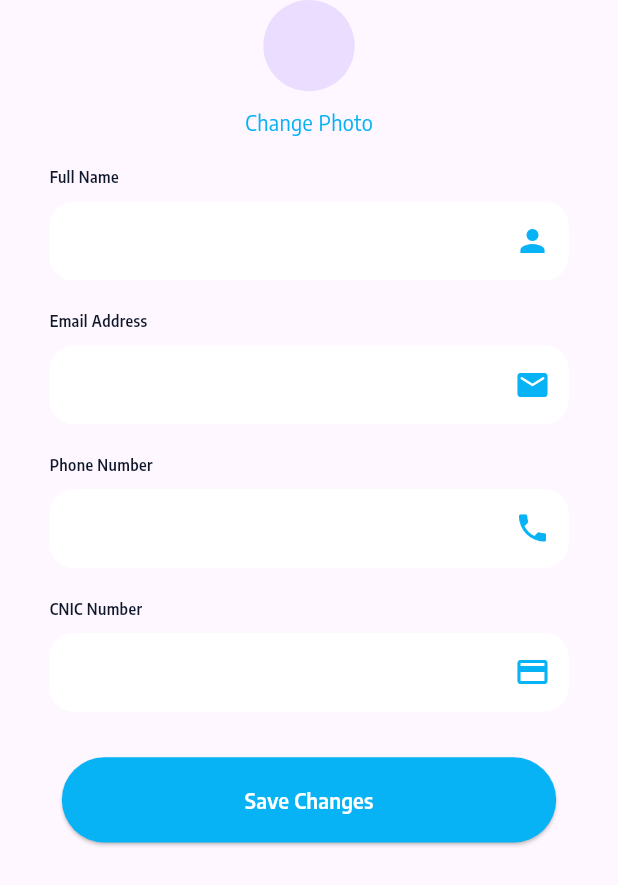
After one commit to mohsin180/ride-sharing, a Flutter app: the Editprofile screen opened directly, on a phone screen of 412 x 824 dp. The commit adds this screen. Shown: the top 885 px of the screen. Run offline on Flutter 3.47's test engine with Material 3 defaults, Android fonts, the light colour scheme and no system bars; our stand-ins replace flutter_screenutil; statements that could not run were skipped.

Commit message:
commit: added edit profile

```diff
--- /dev/null
+++ b/lib/view/editProfile.dart
@@ -0,0 +1,40 @@
+import 'package:flutter/material.dart';
+import 'package:flutter_screenutil/flutter_screenutil.dart';
+import 'package:ride_sharing/widgets/consonants/consonants.dart';
+import 'package:ride_sharing/widgets/custom/customWidgets.dart';
+
+class Editprofile extends StatelessWidget {
+  const Editprofile({super.key});
+
+  @override
+  Widget build(BuildContext context) {
+    return Scaffold(
+      backgroundColor: Consonants.scaffoldBackground,
+      body: Column(
+        children: [
+          CircleAvatar(radius: 30.r),
+          SizedBox(height: 10.h),
+          CustomWidgets.customText(
+            "Change Photo",
+            14.sp,
+            Consonants.primaryColor,
+            FontWeight.w500,
+          ),
+          SizedBox(height: 20.h),
+          AuthFields(text: "Full Name", suffixIcon: Icon(Icons.person)),
+          SizedBox(height: 20.h),
+          AuthFields(
+            text: "Email Address",
+            suffixIcon: Icon(Icons.email_rounded),
+          ),
+          SizedBox(height: 20.h),
+          AuthFields(text: "Phone Number", suffixIcon: Icon(Icons.phone)),
+          SizedBox(height: 20.h),
+          AuthFields(text: "CNIC Number", suffixIcon: Icon(Icons.credit_card)),
+          SizedBox(height: 30.h),
+          CustomWidgets.customButton("Save Changes", () {}),
+        ],
+      ),
+    );
+  }
+}
--- a/lib/view/registerScreen.dart
+++ b/lib/view/registerScreen.dart
@@ -50,10 +50,11 @@ class Registerscreen extends StatelessWidget {
                   ),
                   SizedBox(height: 10.h),
                   Row(
-                    mainAxisAlignment: MainAxisAlignment.spaceEvenly,
+                    mainAxisAlignment: MainAxisAlignment.center,
                     children: [
                       genderSelection("Male", Icons.male),
                       genderSelection("Female", Icons.female),
+
                     ],
                   ),
                 ],
```
Also changed, not shown: lib/view/passengerScreens/profile.dart (+7 -1 lines), lib/view/rideScreen.dart (added, +79 -0 lines).
